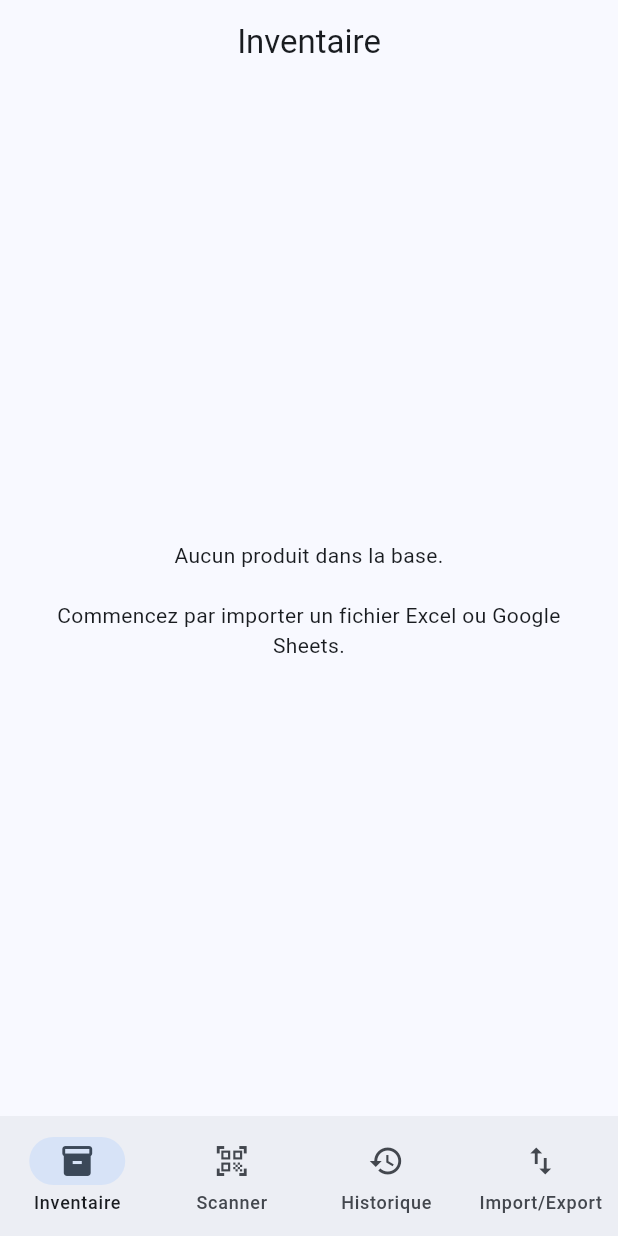
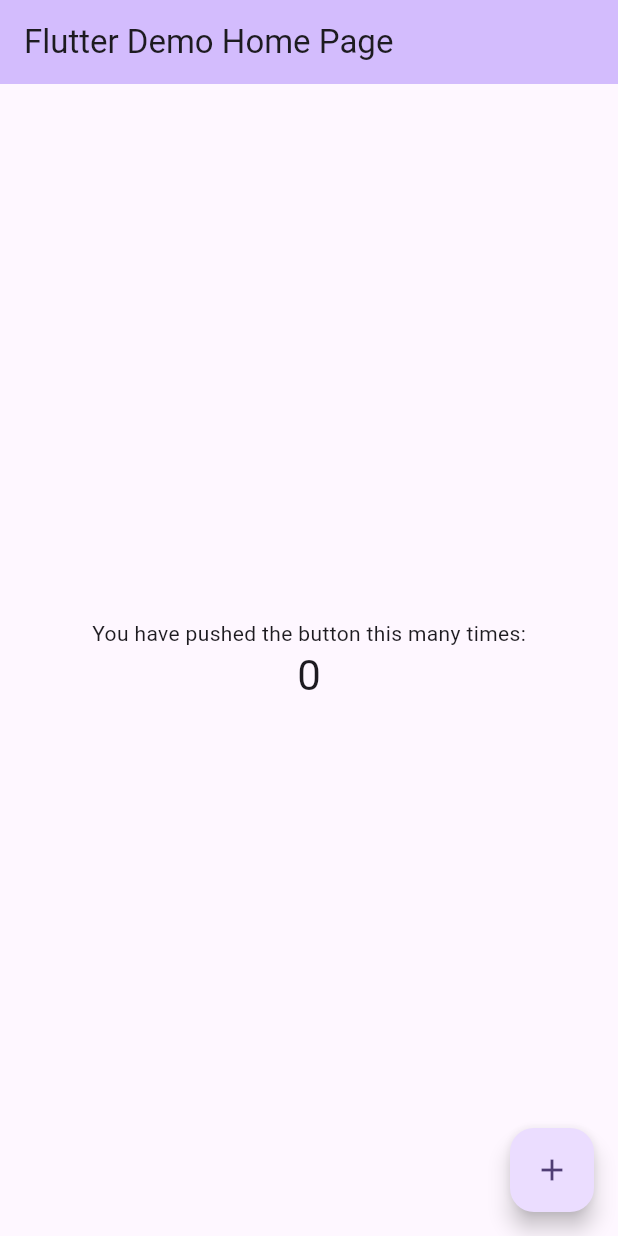
Before and after one commit to aissaboukr-hub/inventory_pro, a Flutter app: the screen it shows after launch, on a phone screen of 412 x 824 dp. Run offline on Flutter 3.47's test engine with Material 3 defaults, Android fonts, the phone set to English and light mode, and no system bars; our stand-ins replace file_picker, sqflite; missing offline and left inert: excel, mobile_scanner; accounts and stored records are empty.

Commit message:
Mise à jour du projet

```diff
--- a/lib/main.dart
+++ b/lib/main.dart
@@ -1,93 +1,121 @@
 import 'package:flutter/material.dart';
 
-import 'screens/history_screen.dart';
-import 'screens/import_export_screen.dart';
-import 'screens/inventory_screen.dart';
-import 'screens/scan_screen.dart';
-
 void main() {
-  WidgetsFlutterBinding.ensureInitialized();
-  runApp(const InventoryApp());
+  runApp(const MyApp());
 }
 
-class InventoryApp extends StatelessWidget {
-  const InventoryApp({super.key});
+class MyApp extends StatelessWidget {
+  const MyApp({super.key});
 
+  // This widget is the root of your application.
   @override
   Widget build(BuildContext context) {
     return MaterialApp(
-      title: 'Inventory Pro',
-      debugShowCheckedModeBanner: false,
+      title: 'Flutter Demo',
       theme: ThemeData(
-        colorScheme: ColorScheme.fromSeed(seedColor: Colors.blue),
-        useMaterial3: true,
+        // This is the theme of your application.
+        //
+        // TRY THIS: Try running your application with "flutter run". You'll see
+        // the application has a purple toolbar. Then, without quitting the app,
+        // try changing the seedColor in the colorScheme below to Colors.green
+        // and then invoke "hot reload" (save your changes or press the "hot
+        // reload" button in a Flutter-supported IDE, or press "r" if you used
+        // the command line to start the app).
+        //
+        // Notice that the counter didn't reset back to zero; the application
+        // state is not lost during the reload. To reset the state, use hot
+        // restart instead.
+        //
+        // This works for code too, not just values: Most code changes can be
+        // tested with just a hot reload.
+        colorScheme: .fromSeed(seedColor: Colors.deepPurple),
       ),
-      home: const HomeScreen(),
+      home: const MyHomePage(title: 'Flutter Demo Home Page'),
     );
   }
 }
 
-class HomeScreen extends StatefulWidget {
-  const HomeScreen({super.key});
+class MyHomePage extends StatefulWidget {
+  const MyHomePage({super.key, required this.title});
+
+  // This widget is the home page of your application. It is stateful, meaning
+  // that it has a State object (defined below) that contains fields that affect
+  // how it looks.
+
+  // This class is the configuration for the state. It holds the values (in this
+  // case the title) provided by the parent (in this case the App widget) and
+  // used by the build method of the State. Fields in a Widget subclass are
+  // always marked "final".
+
+  final String title;
 
   @override
-  State<HomeScreen> createState() => _HomeScreenState();
+  State<MyHomePage> createState() => _MyHomePageState();
 }
 
-class _HomeScreenState extends State<HomeScreen> {
-  int _currentIndex = 0;
+class _MyHomePageState extends State<MyHomePage> {
+  int _counter = 0;
 
-  final List<Widget> _pages = const [
-    InventoryScreen(),
-    ScanScreen(),
-    HistoryScreen(),
-    ImportExportScreen(),
-  ];
-
-  final List<String> _titles = const [
-    'Inventaire',
-    'Scanner',
-    'Historique',
-    'Import / Export',
-  ];
+  void _incrementCounter() {
+    setState(() {
+      // This call to setState tells the Flutter framework that something has
+      // changed in this State, which causes it to rerun the build method below
+      // so that the display can reflect the updated values. If we changed
+      // _counter without calling setState(), then the build method would not be
+      // called again, and so nothing would appear to happen.
+      _counter++;
+    });
+  }
 
   @override
   Widget build(BuildContext context) {
+    // This method is rerun every time setState is called, for instance as done
+    // by the _incrementCounter method above.
+    //
+    // The Flutter framework has been optimized to make rerunning build methods
+    // fast, so that you can just rebuild anything that needs updating rather
+    // than having to individually change instances of widgets.
     return Scaffold(
       appBar: AppBar(
-        title: Text(_titles[_currentIndex]),
-        centerTitle: true,
+        // TRY THIS: Try changing the color here to a specific color (to
+        // Colors.amber, perhaps?) and trigger a hot reload to see the AppBar
+        // change color while the other colors stay the same.
+        backgroundColor: Theme.of(context).colorScheme.inversePrimary,
+        // Here we take the value from the MyHomePage object that was created by
+        // the App.build method, and use it to set our appbar title.
+        title: Text(widget.title),
       ),
-      body: _pages[_currentIndex],
-      bottomNavigationBar: NavigationBar(
-        selectedIndex: _currentIndex,
-        onDestinationSelected: (index) {
-          setState(() {
-            _currentIndex = index;
-          });
-        },
-        destinations: const [
-          NavigationDestination(
-            icon: Icon(Icons.inventory_2_outlined),
-            selectedIcon: Icon(Icons.inventory_2),
-            label: 'Inventaire',
-          ),
-          NavigationDestination(
-            icon: Icon(Icons.qr_code_scanner_outlined),
-            selectedIcon: Icon(Icons.qr_code_scanner),
-            label: 'Scanner',
-          ),
-          NavigationDestination(
-            icon: Icon(Icons.history_outlined),
-            selectedIcon: Icon(Icons.history),
-            label: 'Historique',
-          ),
-          NavigationDestination(
-            icon: Icon(Icons.import_export_outlined),
-            selectedIcon: Icon(Icons.import_export),
-            label: 'Import/Export',
-          ),
-        ],
+      body: Center(
+        // Center is a layout widget. It takes a single child and positions it
+        // in the middle of the parent.
+        child: Column(
+          // Column is also a layout widget. It takes a list of children and
+          // arranges them vertically. By default, it sizes itself to fit its
+          // children horizontally, and tries to be as tall as its parent.
+          //
+          // Column has various properties to control how it sizes itself and
+          // how it positions its children. Here we use mainAxisAlignment to
+          // center the children vertically; the main axis here is the vertical
+          // axis because Columns are vertical (the cross axis would be
+          // horizontal).
+          //
+          // TRY THIS: Invoke "debug painting" (choose the "Toggle Debug Paint"
+          // action in the IDE, or press "p" in the console), to see the
+          // wireframe for each widget.
+          mainAxisAlignment: .center,
+          children: [
+            const Text('You have pushed the button this many times:'),
+            Text(
+              '$_counter',
+              style: Theme.of(context).textTheme.headlineMedium,
+            ),
+          ],
+        ),
+      ),
+      floatingActionButton: FloatingActionButton(
+        onPressed: _incrementCounter,
+        tooltip: 'Increment',
+        child: const Icon(Icons.add),
       ),
     );
   }
```
Also changed, not shown: main.dart (deleted, +0 -122 lines).
